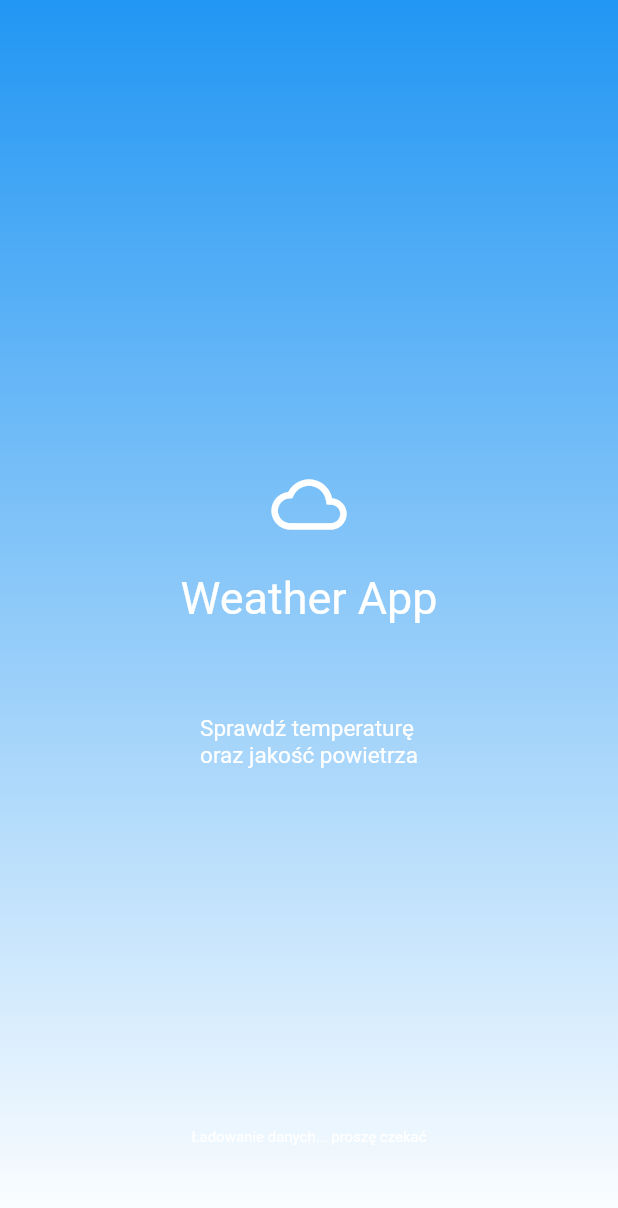
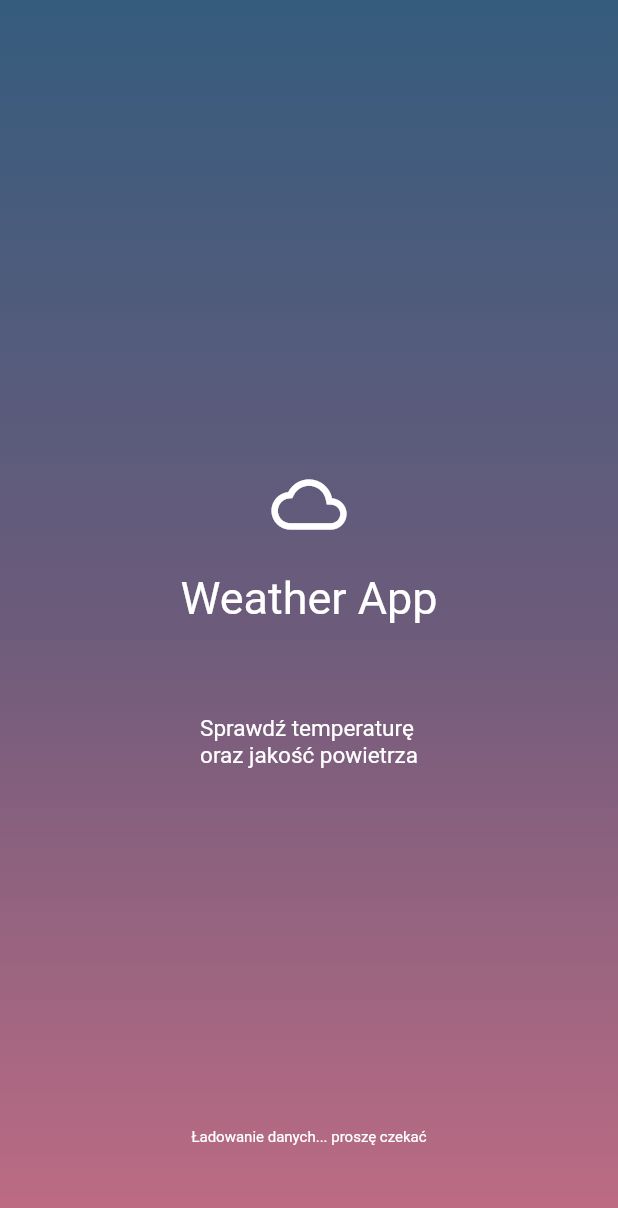
Before and after one commit to Aduzja/weather_app, a Flutter app: the screen it shows after launch, on a phone screen of 412 x 824 dp. Shown: the top 1208 px of the screen. Run offline on Flutter 3.47's test engine with Material 2 defaults, Android fonts, the light colour scheme and no system bars; Roboto replaces fonts that are missing (Raleway).

Commit message:
Implement color palette helper

```diff
--- /dev/null
+++ b/lib/helpers/constants.dart
@@ -0,0 +1,7 @@
+import 'package:flutter/material.dart';
+
+class Constants {
+  static const Color colorOldLavender = Color(0xFF6C5B7B);
+  static const Color colorMatisse = Color(0xFF355C7D);
+  static const Color colorTapestry = Color(0xFFC06C84);
+}
--- a/lib/splash_screen.dart
+++ b/lib/splash_screen.dart
@@ -1,4 +1,5 @@
 import 'package:flutter/material.dart';
+import 'package:weather_app/helpers/constants.dart';
 
 class SplashScreen extends StatefulWidget {
   const SplashScreen({super.key, required this.title});
@@ -18,7 +19,11 @@ class _SplashScreenState extends State<SplashScreen> {
           gradient: LinearGradient(
             begin: Alignment.topCenter,
             end: Alignment.bottomCenter,
-            colors: [Colors.blue, Colors.white],
+            colors: [
+              Constants.colorMatisse,
+              Constants.colorOldLavender,
+              Constants.colorTapestry
+            ],
           ),
         ),
         child: Stack(
```
